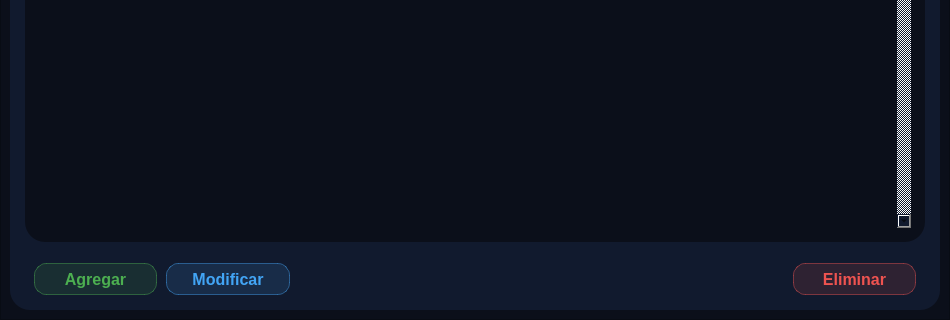
First picture: the form in ui/pages/Tfrm_Galeria.ui, repository DemonSlayer5768/BioImageOptimizer, before the edit; both pictures show x 0 to 950 and y 500 to 820 of the 950 by 820 pixel window.
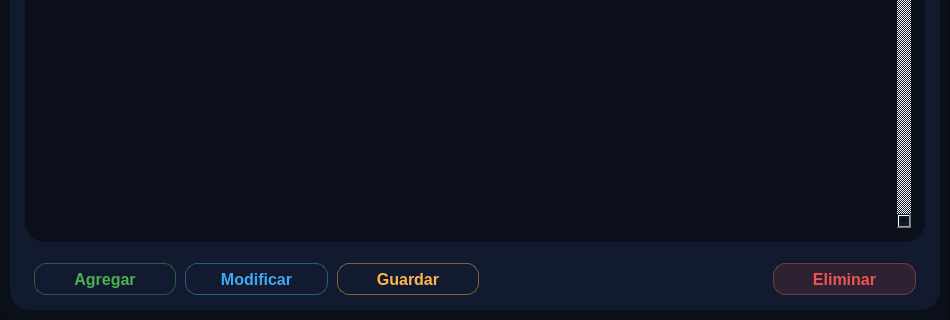
Second picture: the form after the edit. Icons and pictures are not drawn.

The edit to the form file:
```diff
--- a/ui/pages/Tfrm_Galeria.ui
+++ b/ui/pages/Tfrm_Galeria.ui
@@ -443,7 +443,7 @@
           </widget>
          </item>
          <item>
-          <layout class="QHBoxLayout" name="horizontalLayout" stretch="1,4,1,1">
+          <layout class="QHBoxLayout" name="horizontalLayout" stretch="1,2,1,1,1">
            <property name="spacing">
             <number>9</number>
            </property>
@@ -518,6 +518,53 @@
              </property>
             </spacer>
            </item>
+           <item>
+            <widget class="QPushButton" name="btn_guardar">
+             <property name="cursor">
+              <cursorShape>PointingHandCursor</cursorShape>
+             </property>
+             <property name="layoutDirection">
+              <enum>Qt::LayoutDirection::RightToLeft</enum>
+             </property>
+             <property name="styleSheet">
+              <string notr="true">QPushButton#btn_guardar{
+    border: 1px solid rgba(255, 183, 77, 0.45);
+    border-radius: 12px;
+    color: #FFB74D;
+    font-size: 16px;
+    font-weight: 500;
+    padding: 4px 12px;
+    min-height: 22px;
+}
+QPushButton#btn_guardar:hover {
+    background-color: rgba(255, 183, 77, 0.25);
+    border: 1px solid #FFB74D;
+}
+QPushButton#btn_guardar:pressed {
+    background-color: #F57C00;
+    color: #ffffff;
+}
+QPushButton#btn_guardar:disabled {
+    background-color: rgba(47, 62, 86, 0.35);
+    border: 1px solid rgba(47, 62, 86, 0.6);
+    color: #64748b;
+}</string>
+             </property>
+             <property name="text">
+              <string>Guardar</string>
+             </property>
+             <property name="icon">
+              <iconset>
+               <normaloff>../../resources/Icons/Icons_amarillos/saved.png</normaloff>../../resources/Icons/Icons_amarillos/saved.png</iconset>
+             </property>
+             <property name="iconSize">
+              <size>
+               <width>20</width>
+               <height>20</height>
+              </size>
+             </property>
+            </widget>
+           </item>
            <item>
             <widget class="QPushButton" name="btn_modificar">
              <property name="cursor">
@@ -528,7 +575,7 @@
              </property>
              <property name="styleSheet">
               <string notr="true">QPushButton#btn_modificar {
-    background-color: rgba(66, 165, 245, 0.13);
+    background-color: transparent;
     border: 1px solid rgba(66, 165, 245, 0.45);
     border-radius: 12px;
     color: #42A5F5;
@@ -576,7 +623,7 @@
              </property>
              <property name="styleSheet">
               <string notr="true">QPushButton#btn_agregar {
-    background-color: rgba(76, 175, 80, 0.13);
+    background-color: transparent;
     border: 1px solid rgba(76, 175, 80, 0.45);
     border-radius: 12px;
     color: #4CAF50;
```
Left out of the diff: 10 changed lines with no effect on the pictures.
